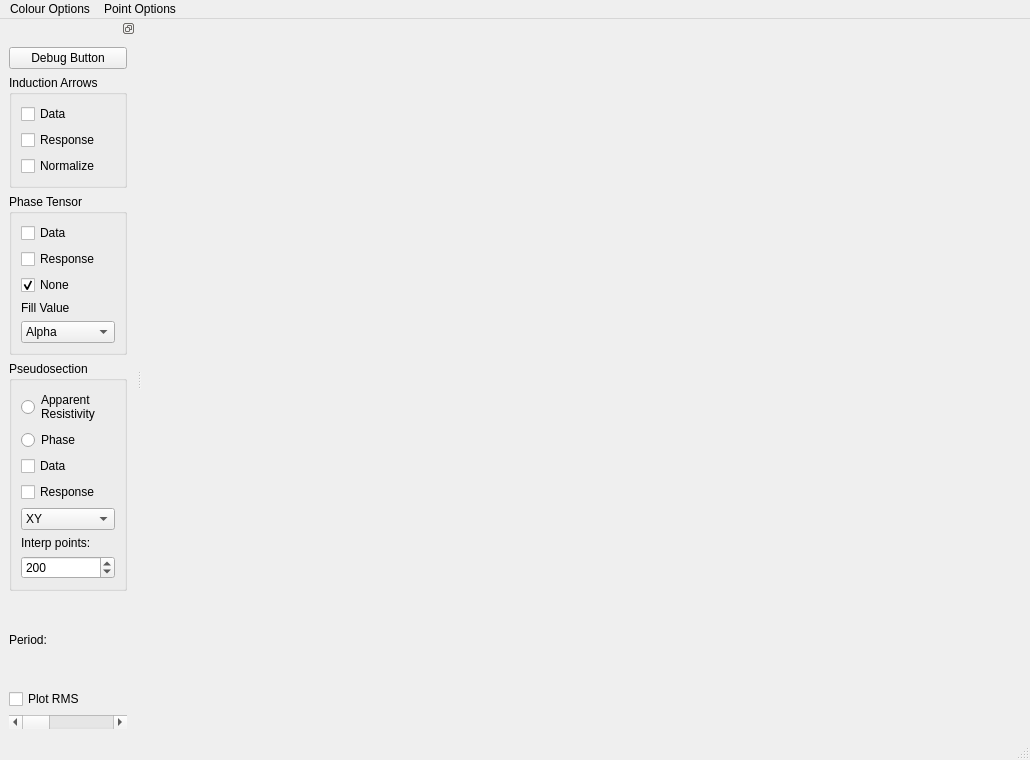
This is pyMT/DataGUI/map_viewer.ui in eroots/pyMT as Qt 5 draws it before an edit. The edited form follows.
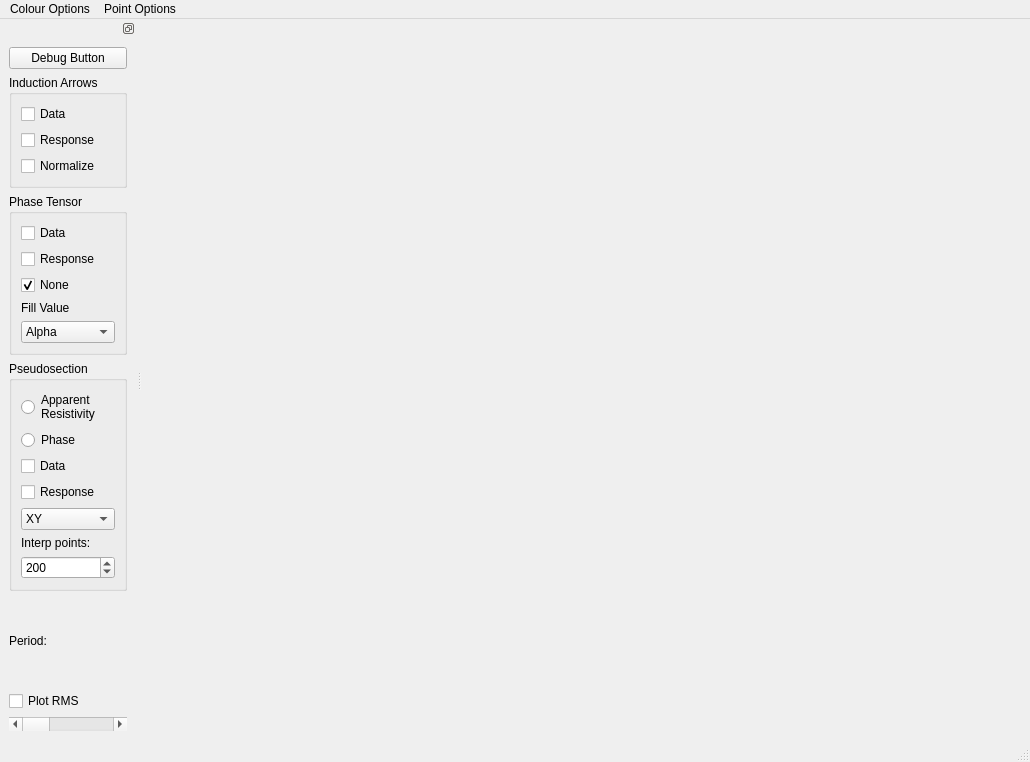
This is the edited form.

What changed in the file:
```diff
--- a/pyMT/DataGUI/map_viewer.ui
+++ b/pyMT/DataGUI/map_viewer.ui
@@ -7,7 +7,7 @@
     <x>0</x>
     <y>0</y>
     <width>1030</width>
-    <height>760</height>
+    <height>762</height>
    </rect>
   </property>
   <property name="windowTitle">
```
